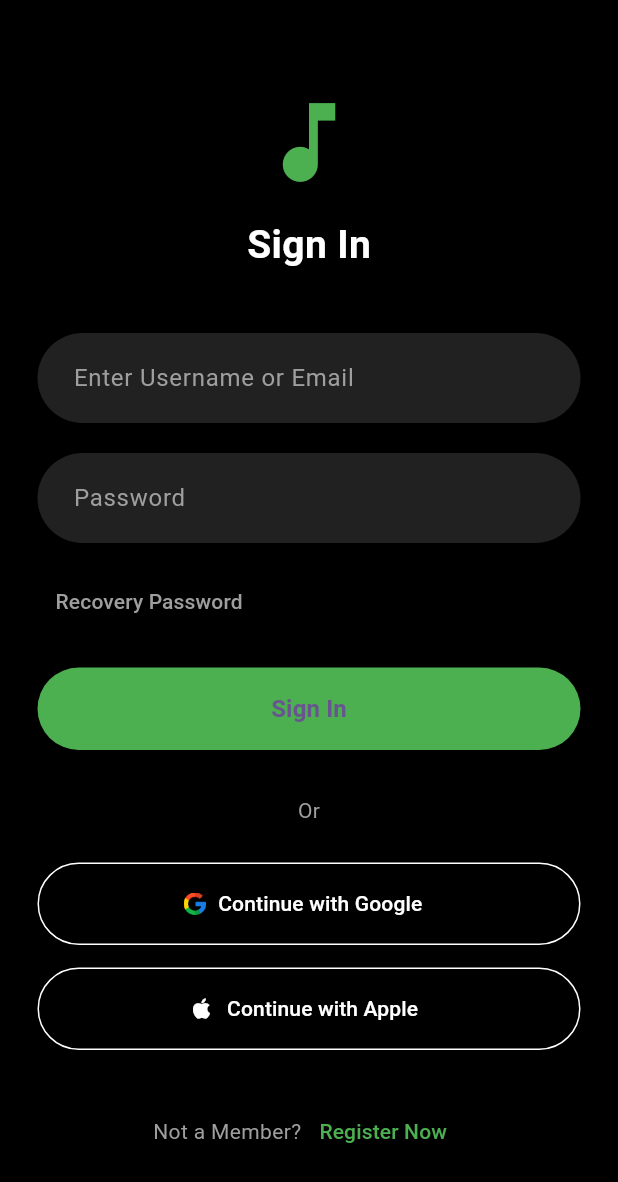
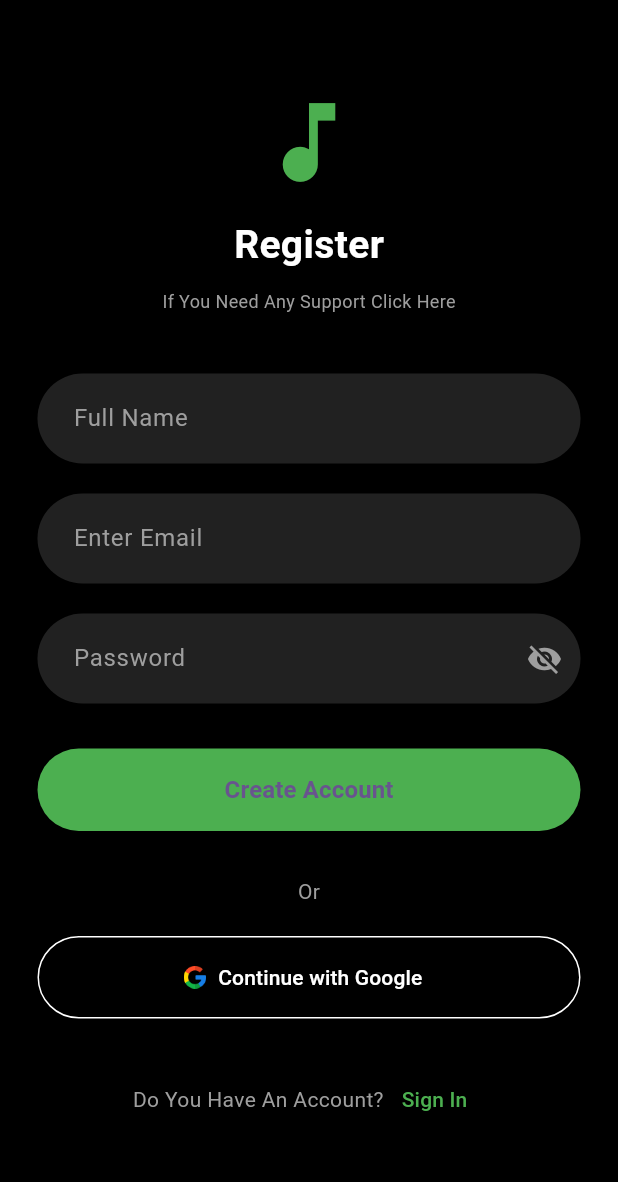
Before and after one commit to Luffy-Cuti/play_music, a Flutter app: the screen it shows after launch, after a tap on "Register Now", on a phone screen of 412 x 824 dp. Shown: the top 1182 px of the screen. Run offline on Flutter 3.47's test engine with Material 3 defaults, Android fonts, the phone set to English and light mode, and no system bars; our stand-ins replace firebase_auth, firebase_core, firebase_crashlytics, flutter_local_notifications, get, get_storage and 3 more; accounts and stored records are empty.

Commit message:
cap nhat linh tinh,

```diff
--- a/lib/core/routes/app_pages.dart
+++ b/lib/core/routes/app_pages.dart
@@ -1,4 +1,5 @@
 import 'package:get/get.dart';
+import 'package:play_msuci/modules/register/register_page.dart';
 import '../../modules/login/login_page.dart' ;
 import '../../modules/home/home_page.dart';
 import '../../modules/music_detail/music_detail_page.dart';
@@ -9,6 +10,8 @@ class AppRoutes {
   static const HOME = '/home';
   static const DETAIL = '/detail';
   static const SETTING = '/setting';
+  static const REGISTER = '/register';
+
 }
 
 class AppPages {
@@ -17,5 +20,6 @@ class AppPages {
     GetPage(name: AppRoutes.HOME, page: () => HomePage()),
     GetPage(name: AppRoutes.DETAIL, page: () => MusicDetailPage()),
     GetPage(name: AppRoutes.SETTING, page: () => SettingPage()),
+    GetPage(name: AppRoutes.REGISTER, page: () => RegisterPage()),
   ];
 }
--- a/lib/modules/home/home_page.dart
+++ b/lib/modules/home/home_page.dart
@@ -11,8 +11,6 @@ import '../../core/routes/app_pages.dart';
 class HomePage extends StatelessWidget {
   final controller = Get.put(HomeController());
   final auth = Get.find<AuthController>();
-
-
 
   HomePage({super.key});
 
--- a/lib/modules/login/login_page.dart
+++ b/lib/modules/login/login_page.dart
@@ -1,5 +1,6 @@
 import 'package:flutter/material.dart';
 import 'package:get/get.dart';
+import 'package:play_msuci/core/routes/app_pages.dart';
 import 'login_controller.dart';
 
 class LoginPage extends StatelessWidget {
@@ -183,7 +184,9 @@ class LoginPage extends StatelessWidget {
                               style: TextStyle(color: Colors.grey),
                             ),
                             TextButton(
-                              onPressed: () {},
+                              onPressed: () {
+                                Get.toNamed(AppRoutes.REGISTER);
+                              },
                               child: const Text(
                                 "Register Now",
                                 style: TextStyle(color: Colors.green),
--- /dev/null
+++ b/lib/modules/register/register_page.dart
@@ -0,0 +1,180 @@
+import 'package:flutter/material.dart';
+import 'package:get/get.dart';
+
+class RegisterPage extends StatelessWidget {
+  const RegisterPage({super.key});
+
+  @override
+  Widget build(BuildContext context) {
+    return Scaffold(
+      backgroundColor: Colors.black,
+      body: SafeArea(
+        child: SingleChildScrollView(
+          child: Padding(
+            padding: const EdgeInsets.symmetric(horizontal: 25, vertical: 40),
+            child: Column(
+              crossAxisAlignment: CrossAxisAlignment.center,
+              children: [
+                const SizedBox(height: 20),
+
+                const Icon(Icons.music_note, color: Colors.green, size: 70),
+
+                const SizedBox(height: 15),
+
+                const Text(
+                  "Register",
+                  style: TextStyle(
+                    color: Colors.white,
+                    fontSize: 26,
+                    fontWeight: FontWeight.bold,
+                  ),
+                ),
+
+                const SizedBox(height: 10),
+
+                const Text(
+                  "If You Need Any Support Click Here",
+                  style: TextStyle(color: Colors.grey, fontSize: 12),
+                ),
+
+                const SizedBox(height: 40),
+
+                TextField(
+                  style: const TextStyle(color: Colors.white),
+                  decoration: InputDecoration(
+                    hintText: "Full Name",
+                    hintStyle: const TextStyle(color: Colors.grey),
+                    filled: true,
+                    fillColor: Colors.grey.shade900,
+                    border: OutlineInputBorder(
+                      borderRadius: BorderRadius.circular(30),
+                      borderSide: BorderSide.none,
+                    ),
+                    contentPadding: const EdgeInsets.symmetric(
+                      vertical: 18,
+                      horizontal: 20,
+                    ),
+                  ),
+                ),
+
+                const SizedBox(height: 20),
+
+                TextField(
+                  style: const TextStyle(color: Colors.white),
+                  decoration: InputDecoration(
+                    hintText: "Enter Email",
+                    hintStyle: const TextStyle(color: Colors.grey),
+                    filled: true,
+                    fillColor: Colors.grey.shade900,
+                    border: OutlineInputBorder(
+                      borderRadius: BorderRadius.circular(30),
+                      borderSide: BorderSide.none,
+                    ),
+                    contentPadding: const EdgeInsets.symmetric(
+                      vertical: 18,
+                      horizontal: 20,
+                    ),
+                  ),
+                ),
+
+                const SizedBox(height: 20),
+
+                TextField(
+                  obscureText: true,
+                  style: const TextStyle(color: Colors.white),
+                  decoration: InputDecoration(
+                    hintText: "Password",
+                    hintStyle: const TextStyle(color: Colors.grey),
+                    filled: true,
+                    fillColor: Colors.grey.shade900,
+                    border: OutlineInputBorder(
+                      borderRadius: BorderRadius.circular(30),
+                      borderSide: BorderSide.none,
+                    ),
+                    contentPadding: const EdgeInsets.symmetric(
+                      vertical: 18,
+                      horizontal: 20,
+                    ),
+                    suffixIcon: const Icon(
+                      Icons.visibility_off,
+                      color: Colors.grey,
+                    ),
+                  ),
+                ),
+
+                const SizedBox(height: 30),
+
+                SizedBox(
+                  width: double.infinity,
+                  height: 55,
+                  child: ElevatedButton(
+                    style: ElevatedButton.styleFrom(
+                      backgroundColor: Colors.green,
+                      shape: RoundedRectangleBorder(
+                        borderRadius: BorderRadius.circular(30),
+                      ),
+                    ),
+                    onPressed: () {},
+                    child: const Text(
+                      "Create Account",
+                      style: TextStyle(
+                        fontSize: 16,
+                        fontWeight: FontWeight.bold,
+                      ),
+                    ),
+                  ),
+                ),
+
+                const SizedBox(height: 30),
+
+                const Text("Or", style: TextStyle(color: Colors.grey)),
+
+                const SizedBox(height: 20),
+
+                SizedBox(
+                  width: double.infinity,
+                  height: 55,
+                  child: OutlinedButton.icon(
+                    style: OutlinedButton.styleFrom(
+                      side: const BorderSide(color: Colors.white),
+                      shape: RoundedRectangleBorder(
+                        borderRadius: BorderRadius.circular(30),
+                      ),
+                    ),
+                    icon: Image.asset('assets/icon/google.png', height: 15),
+                    label: const Text(
+                      "Continue with Google",
+                      style: TextStyle(color: Colors.white),
+                    ),
+                    onPressed: () {},
+                  ),
+                ),
+
+                const SizedBox(height: 30),
+
+                Row(
+                  mainAxisAlignment: MainAxisAlignment.center,
+                  children: [
+                    const Text(
+                      "Do You Have An Account?",
+                      style: TextStyle(color: Colors.grey),
+                    ),
+                    TextButton(
+                      onPressed: () {
+                        Get.back();
+                      },
+                      child: const Text(
+                        "Sign In",
+                        style: TextStyle(color: Colors.green),
+                      ),
+                    ),
+                  ],
+                ),
+              ],
+            ),
+          ),
+        ),
+      ),
+    );
+  }
+}
--- a/lib/modules/setting/setting_page.dart
+++ b/lib/modules/setting/setting_page.dart
@@ -33,7 +33,6 @@ class SettingPage extends StatelessWidget {
                   Stack(
                     alignment: Alignment.center,
                     children: [
-
                       Align(
                         alignment: Alignment.centerLeft,
                         child: IconButton(
@@ -44,7 +43,6 @@ class SettingPage extends StatelessWidget {
                         ),
                       ),
 
-
                       const Text(
                         "Profile",
                         style: TextStyle(
@@ -52,7 +50,6 @@ class SettingPage extends StatelessWidget {
                           fontWeight: FontWeight.bold,
                         ),
                       ),
-
 
                       const Align(
                         alignment: Alignment.centerRight,
@@ -147,7 +144,7 @@ class SettingPage extends StatelessWidget {
               child: Align(
                 alignment: Alignment.centerLeft,
                 child: Text(
-                  "PUBLIC PLAYLISTS",
+                  "HISTORY PLAYLISTS",
                   style: TextStyle(
                     fontWeight: FontWeight.bold,
                     color: Colors.grey.shade600,
```
Lines whose indentation alone changed are shown as unchanged.
